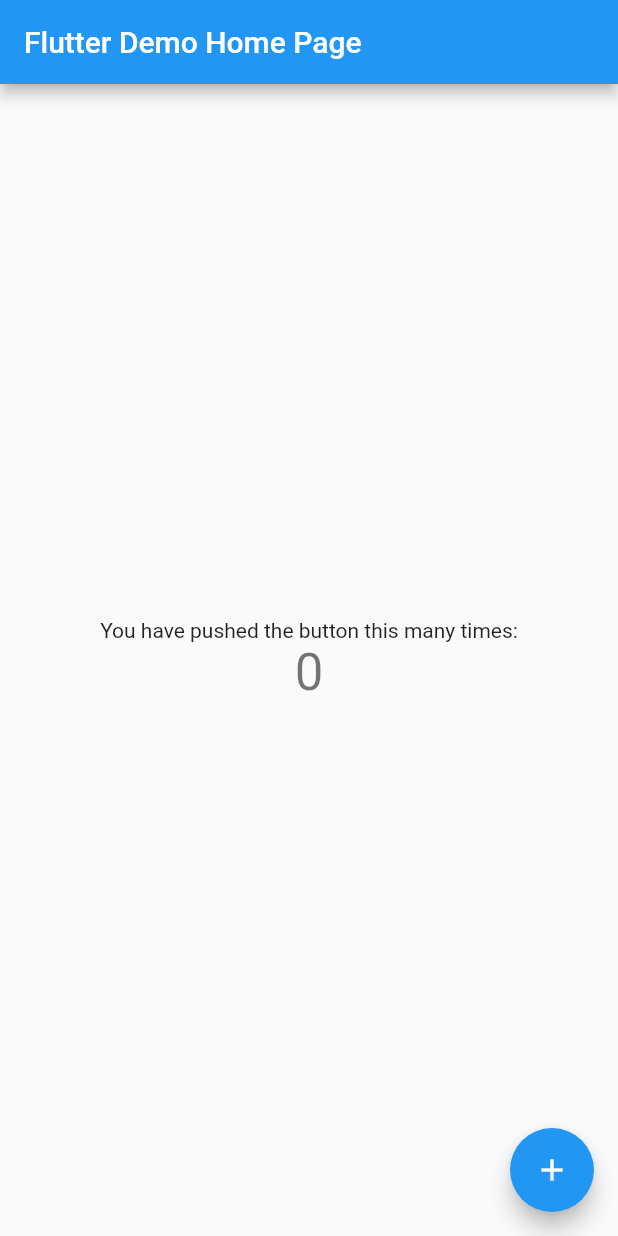
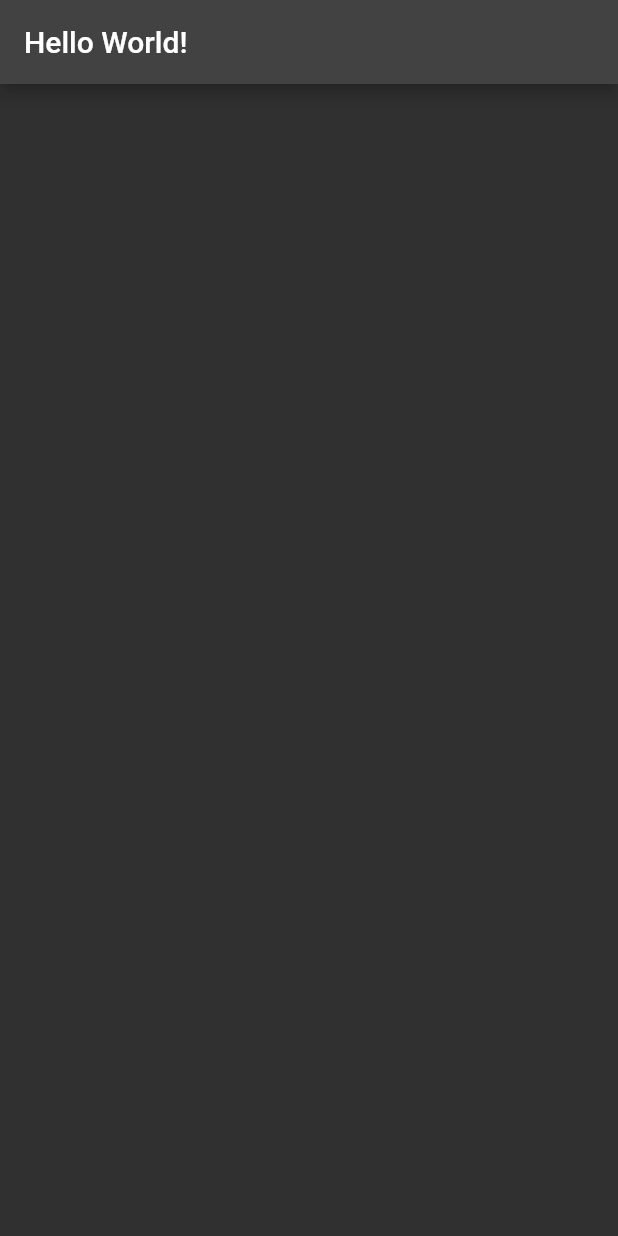
Before and after one commit to Kashan-Akram/ritter_flutter, a Flutter app: the screen it shows after launch, on a phone screen of 412 x 824 dp. Run offline on Flutter 3.47's test engine with Material 2 defaults, Android fonts, the phone set to English and light mode, and no system bars; our stand-ins replace firebase_core; accounts and stored records are empty.

Commit message:
Update main.dart

```diff
--- a/lib/main.dart
+++ b/lib/main.dart
@@ -4,118 +4,46 @@
 import 'firebase_options.dart';
 
 void main() async {
-  //await Firebase.initializeApp(
-  //  options: DefaultFirebaseOptions.currentPlatform,
-  //);
-  runApp(const MyApp());
+  await Firebase.initializeApp(
+    options: DefaultFirebaseOptions.currentPlatform,
+  );
+  runApp(const App());
 }
+class App extends StatelessWidget {
+  const App({
+    Key? key,
+  }) : super(key: key);
 
-class MyApp extends StatelessWidget {
-  const MyApp({super.key});
-
-  // This widget is the root of your application.
   @override
   Widget build(BuildContext context) {
     return MaterialApp(
-      title: 'Flutter Demo',
+      darkTheme: ThemeData(
+        brightness: Brightness.dark,
+        primarySwatch: Colors.blueGrey,
+        indicatorColor: Colors.blueGrey,
+      ),
       theme: ThemeData(
-        // This is the theme of your application.
-        //
-        // Try running your application with "flutter run". You'll see the
-        // application has a blue toolbar. Then, without quitting the app, try
-        // changing the primarySwatch below to Colors.green and then invoke
-        // "hot reload" (press "r" in the console where you ran "flutter run",
-        // or simply save your changes to "hot reload" in a Flutter IDE).
-        // Notice that the counter didn't reset back to zero; the application
-        // is not restarted.
+        brightness: Brightness.light,
         primarySwatch: Colors.blue,
       ),
-      home: const MyHomePage(title: 'Flutter Demo Home Page'),
+      themeMode: ThemeMode.dark,
+      debugShowCheckedModeBanner: false,
+      home: const HomePage(),
     );
   }
 }
 
-class MyHomePage extends StatefulWidget {
-  const MyHomePage({super.key, required this.title});
-
-  // This widget is the home page of your application. It is stateful, meaning
-  // that it has a State object (defined below) that contains fields that affect
-  // how it looks.
-
-  // This class is the configuration for the state. It holds the values (in this
-  // case the title) provided by the parent (in this case the App widget) and
-  // used by the build method of the State. Fields in a Widget subclass are
-  // always marked "final".
-
-  final String title;
-
-  @override
-  State<MyHomePage> createState() => _MyHomePageState();
-}
-
-class _MyHomePageState extends State<MyHomePage> {
-  int _counter = 0;
-
-  void _incrementCounter() {
-    setState(() {
-      // This call to setState tells the Flutter framework that something has
-      // changed in this State, which causes it to rerun the build method below
-      // so that the display can reflect the updated values. If we changed
-      // _counter without calling setState(), then the build method would not be
-      // called again, and so nothing would appear to happen.
-      _counter++;
-    });
-  }
+class HomePage extends StatelessWidget {
+  const HomePage({
+    Key? key,
+  }) : super(key: key);
 
   @override
   Widget build(BuildContext context) {
-    // This method is rerun every time setState is called, for instance as done
-    // by the _incrementCounter method above.
-    //
-    // The Flutter framework has been optimized to make rerunning build methods
-    // fast, so that you can just rebuild anything that needs updating rather
-    // than having to individually change instances of widgets.
     return Scaffold(
       appBar: AppBar(
-        // Here we take the value from the MyHomePage object that was created by
-        // the App.build method, and use it to set our appbar title.
-        title: Text(widget.title),
+        title: const Text("Hello World! "),
       ),
-      body: Center(
-        // Center is a layout widget. It takes a single child and positions it
-        // in the middle of the parent.
-        child: Column(
-          // Column is also a layout widget. It takes a list of children and
-          // arranges them vertically. By default, it sizes itself to fit its
-          // children horizontally, and tries to be as tall as its parent.
-          //
-          // Invoke "debug painting" (press "p" in the console, choose the
-          // "Toggle Debug Paint" action from the Flutter Inspector in Android
-          // Studio, or the "Toggle Debug Paint" command in Visual Studio Code)
-          // to see the wireframe for each widget.
-          //
-          // Column has various properties to control how it sizes itself and
-          // how it positions its children. Here we use mainAxisAlignment to
-          // center the children vertically; the main axis here is the vertical
-          // axis because Columns are vertical (the cross axis would be
-          // horizontal).
-          mainAxisAlignment: MainAxisAlignment.center,
-          children: <Widget>[
-            const Text(
-              'You have pushed the button this many times:',
-            ),
-            Text(
-              '$_counter',
-              style: Theme.of(context).textTheme.headlineMedium,
-            ),
-          ],
-        ),
-      ),
-      floatingActionButton: FloatingActionButton(
-        onPressed: _incrementCounter,
-        tooltip: 'Increment',
-        child: const Icon(Icons.add),
-      ), // This trailing comma makes auto-formatting nicer for build methods.
     );
   }
 }
```
